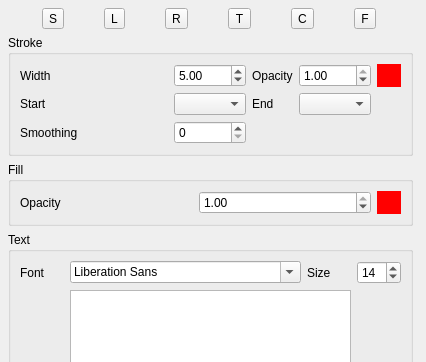
First picture: the form in inspector.ui, repository mswed/anny, before the edit; both pictures show x 0 to 426 and y 0 to 362 of the 426 by 607 pixel window.
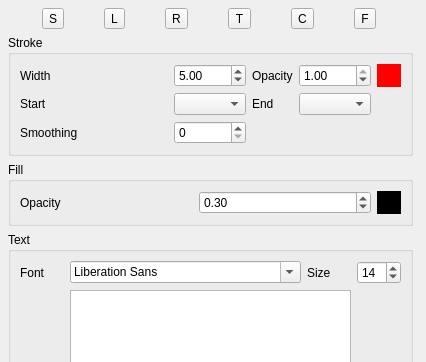
Second picture: the form after the edit.

Commit message: color swatch changes

```diff
--- a/inspector.ui
+++ b/inspector.ui
@@ -229,7 +229,7 @@
           <double>0.100000000000000</double>
          </property>
          <property name="value">
-          <double>1.000000000000000</double>
+          <double>0.300000000000000</double>
          </property>
         </widget>
        </item>
@@ -251,7 +251,7 @@
           <bool>false</bool>
          </property>
          <property name="styleSheet">
-          <string notr="true">background-color: red; border: none;</string>
+          <string notr="true">background-color: #000000; border: none;</string>
          </property>
          <property name="text">
           <string/>
```
Left out of the diff: 15 changed lines with no effect on the pictures. The commit also changes 3 other files.
